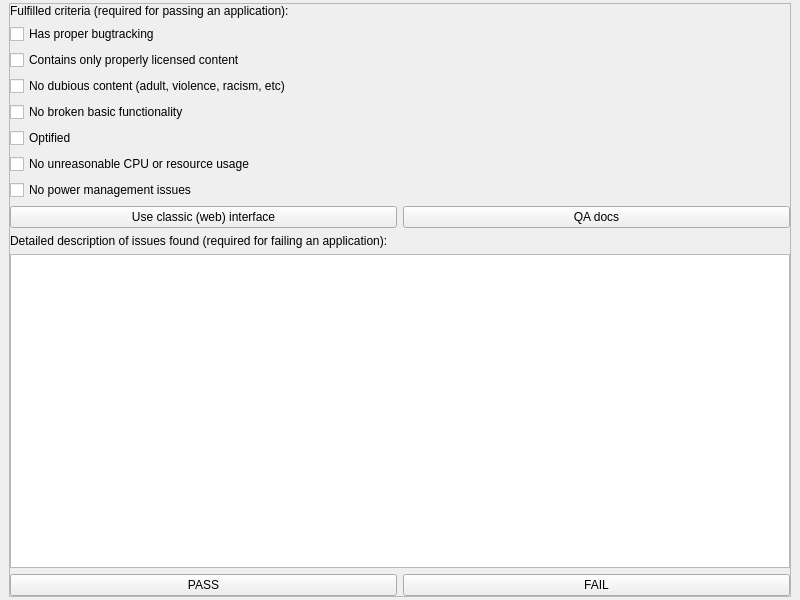
Old version of the form src/vote.ui in the repository achipa/keepitsimpletester.
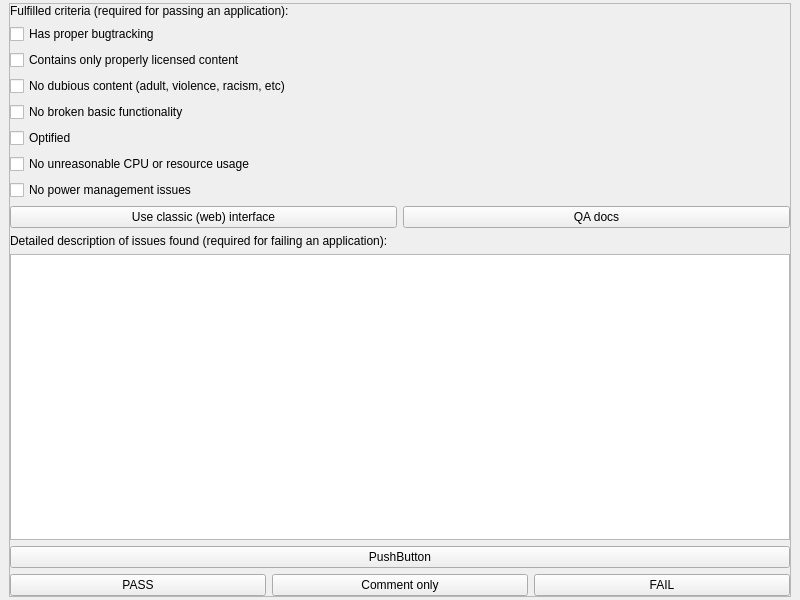
New version of the form. Icons and pictures are not drawn.

The edit to the form file:
```diff
--- a/src/vote.ui
+++ b/src/vote.ui
@@ -123,6 +123,13 @@
         <item>
          <widget class="QTextEdit" name="textEdit"/>
         </item>
+        <item>
+         <widget class="QPushButton" name="pushButton">
+          <property name="text">
+           <string>PushButton</string>
+          </property>
+         </widget>
+        </item>
         <item>
          <layout class="QHBoxLayout" name="horizontalLayout_2">
           <item>
@@ -136,6 +143,13 @@
             </property>
            </widget>
           </item>
+          <item>
+           <widget class="QPushButton" name="commentButton">
+            <property name="text">
+             <string>Comment only</string>
+            </property>
+           </widget>
+          </item>
           <item>
            <widget class="QPushButton" name="failButton">
             <property name="text">
```
